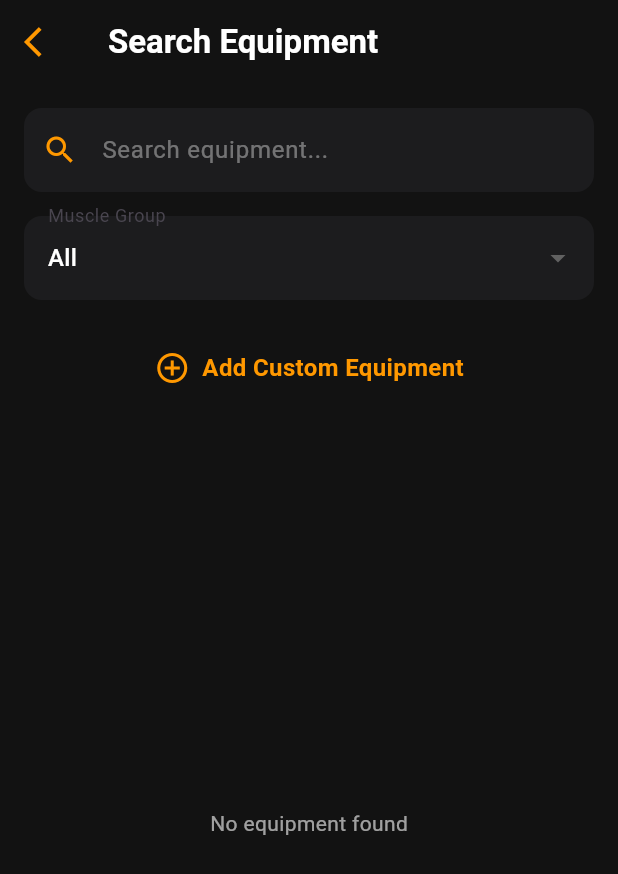
After one commit to ottoorta/weightlifting-tracker, a Flutter app: the SearchEquipmentsScreen screen opened directly, on a phone screen of 412 x 824 dp. The commit adds this screen. Shown: the top 874 px of the screen. Run offline on Flutter 3.47's test engine with Material 3 defaults, Android fonts, the phone set to English and light mode, and no system bars; our stand-ins replace audioplayers, chewie, cloud_firestore, firebase_auth, firebase_core, firebase_storage and 5 more; missing offline and left inert: firebase_app_check, flutter_facebook_auth; accounts and stored records are empty; Roboto replaces fonts that are missing (Montserrat).

Commit message:
style: add custom text with exact add_exercises style
- Row + Icon + Text
- Same padding, colors, font
- Search Exercises  nav to add_custom_exercise
- Search Equipment  text only (future)

```diff
--- /dev/null
+++ b/lib/screens/search_equipments.dart
@@ -0,0 +1,278 @@
+// lib/screens/search_equipments.dart
+import 'package:flutter/material.dart';
+import 'package:cloud_firestore/cloud_firestore.dart';
+
+class SearchEquipmentsScreen extends StatefulWidget {
+  const SearchEquipmentsScreen({super.key});
+
+  @override
+  State<SearchEquipmentsScreen> createState() => _SearchEquipmentsScreenState();
+}
+
+class _SearchEquipmentsScreenState extends State<SearchEquipmentsScreen> {
+  List<Map<String, dynamic>> allEquipments = [];
+  List<Map<String, dynamic>> filteredEquipments = [];
+  String searchQuery = '';
+
+  String? selectedMuscleGroup = 'All';
+  List<String> muscleGroupList = ['All'];
+
+  bool _isLoading = true;
+
+  @override
+  void initState() {
+    super.initState();
+    _loadData();
+  }
+
+  Future<void> _loadData() async {
+    setState(() {
+      allEquipments.clear();
+      filteredEquipments.clear();
+      _isLoading = true;
+    });
+
+    try {
+      final snapshot =
+          await FirebaseFirestore.instance.collection('equipment').get();
+      final List<Map<String, dynamic>> loaded = [];
+
+      for (var doc in snapshot.docs) {
+        final data = doc.data();
+        final muscleGroups = data['muscleGroups'] as String? ?? '';
+        final groups =
+            muscleGroups.split(', ').where((e) => e.isNotEmpty).toList();
+
+        loaded.add({
+          'id': doc.id,
+          'name': data['name'] ?? 'Unknown',
+          'imageUrl': data['imageUrl'] ?? '',
+          'muscleGroups': groups,
+          '_muscleText': muscleGroups,
+        });
+
+        // Collect unique muscle groups
+        for (String group in groups) {
+          if (!muscleGroupList.contains(group)) {
+            muscleGroupList.add(group);
+          }
+        }
+      }
+
+      setState(() {
+        allEquipments = loaded;
+        muscleGroupList.sort((a, b) => a == 'All'
+            ? -1
+            : b == 'All'
+                ? 1
+                : a.compareTo(b));
+      });
+    } catch (e) {
+      debugPrint("Error loading equipment: $e");
+    }
+
+    _applyFilters();
+    setState(() => _isLoading = false);
+  }
+
+  void _applyFilters() {
+    List<Map<String, dynamic>> filtered = allEquipments;
+
+    if (searchQuery.isNotEmpty) {
+      filtered = filtered.where((eq) {
+        final name = (eq['name'] as String?)?.toLowerCase() ?? '';
+        return name.contains(searchQuery.toLowerCase());
+      }).toList();
+    }
+
+    if (selectedMuscleGroup != null && selectedMuscleGroup != 'All') {
+      filtered = filtered.where((eq) {
+        final groups = eq['muscleGroups'] as List<String>? ?? [];
+        return groups.contains(selectedMuscleGroup);
+      }).toList();
+    }
+
+    setState(() => filteredEquipments = filtered);
+  }
+
+  void _clearFilters() {
+    setState(() {
+      selectedMuscleGroup = 'All';
+      searchQuery = '';
+    });
+    _applyFilters();
+  }
+
+  @override
+  Widget build(BuildContext context) {
+    return Scaffold(
+      backgroundColor: const Color(0xFF121212),
+      appBar: AppBar(
+        backgroundColor: Colors.transparent,
+        leading: IconButton(
+          icon: const Icon(Icons.arrow_back_ios, color: Colors.orange),
+          onPressed: () => Navigator.pop(context),
+        ),
+        title: const Text("Search Equipment",
+            style: TextStyle(color: Colors.white, fontWeight: FontWeight.bold)),
+        actions: [
+          if (selectedMuscleGroup != 'All' || searchQuery.isNotEmpty)
+            TextButton(
+                onPressed: _clearFilters,
+                child: const Text("Clear",
+                    style: TextStyle(color: Colors.orange))),
+        ],
+      ),
+      body: _isLoading
+          ? const Center(child: CircularProgressIndicator(color: Colors.orange))
+          : Column(
+              children: [
+                Padding(
+                  padding: const EdgeInsets.all(16),
+                  child: Column(
+                    children: [
+                      TextField(
+                        onChanged: (val) {
+                          searchQuery = val;
+                          _applyFilters();
+                        },
+                        style: const TextStyle(color: Colors.white),
+                        decoration: InputDecoration(
+                          hintText: "Search equipment...",
+                          hintStyle: const TextStyle(color: Colors.white38),
+                          filled: true,
+                          fillColor: const Color(0xFF1C1C1E),
+                          border: OutlineInputBorder(
+                            borderRadius: BorderRadius.circular(12),
+                            borderSide: BorderSide.none,
+                          ),
+                          prefixIcon:
+                              const Icon(Icons.search, color: Colors.orange),
+                        ),
+                      ),
+                      const SizedBox(height: 16),
+                      DropdownButtonFormField<String>(
+                        value: selectedMuscleGroup,
+                        decoration: InputDecoration(
+                          labelText: "Muscle Group",
+                          filled: true,
+                          fillColor: const Color(0xFF1C1C1E),
+                          border: OutlineInputBorder(
+                            borderRadius: BorderRadius.circular(12),
+                            borderSide: BorderSide.none,
+                          ),
+                        ),
+                        dropdownColor: const Color(0xFF1C1C1E),
+                        items: muscleGroupList
+                            .map((m) => DropdownMenuItem(
+                                value: m,
+                                child: Text(m,
+                                    style:
+                                        const TextStyle(color: Colors.white))))
+                            .toList(),
+                        onChanged: (val) {
+                          selectedMuscleGroup = val;
+                          _applyFilters();
+                        },
+                      ),
+                    ],
+                  ),
+                ),
+                // Después del filtro
+                const SizedBox(height: 5),
+                GestureDetector(
+                  onTap: null, // Por ahora deshabilitado
+                  child: Container(
+                    padding: const EdgeInsets.symmetric(
+                        vertical: 12, horizontal: 16),
+                    child: const Row(
+                      mainAxisAlignment: MainAxisAlignment.center,
+                      children: [
+                        Icon(Icons.add_circle_outline, color: Colors.orange),
+                        SizedBox(width: 8),
+                        Text(
+                          "Add Custom Equipment",
+                          style: TextStyle(
+                            color: Colors.orange,
+                            fontWeight: FontWeight.bold,
+                            fontSize: 16,
+                          ),
+                        ),
+                      ],
+                    ),
+                  ),
+                ),
+                const SizedBox(height: 5),
+                Expanded(
+                  child: filteredEquipments.isEmpty
+                      ? const Center(
+                          child: Text("No equipment found",
+                              style: TextStyle(color: Colors.white60)))
+                      : ListView.builder(
+                          itemCount: filteredEquipments.length,
+                          itemBuilder: (context, index) {
+                            final eq = filteredEquipments[index];
+                            final muscleText = eq['_muscleText'] ?? 'None';
+
+                            return Container(
+                              margin: const EdgeInsets.symmetric(
+                                  horizontal: 16, vertical: 8),
+                              padding: const EdgeInsets.all(12),
+                              decoration: BoxDecoration(
+                                color: const Color(0xFF1C1C1E),
+                                borderRadius: BorderRadius.circular(16),
+                              ),
+                              child: Row(
+                                children: [
+                                  ClipRRect(
+                                    borderRadius: BorderRadius.circular(12),
+                                    child: Image.network(
+                                      eq['imageUrl'] ?? '',
+                                      width: 60,
+                                      height: 60,
+                                      fit: BoxFit.cover,
+                                      errorBuilder: (_, __, ___) => Container(
+                                        width: 60,
+                                        height: 60,
+                                        color: Colors.grey[800],
+                                        child: const Icon(Icons.build,
+                                            color: Colors.white54),
+                                      ),
+                                    ),
+                                  ),
+                                  const SizedBox(width: 12),
+                                  Expanded(
+                                    child: Column(
+                                      crossAxisAlignment:
+                                          CrossAxisAlignment.start,
+                                      children: [
+                                        Text(
+                                          eq['name'] ?? 'Unknown',
+                                          style: const TextStyle(
+                                              color: Colors.white,
+                                              fontWeight: FontWeight.bold,
+                                              fontSize: 16),
+                                        ),
+                                        const SizedBox(height: 4),
+                                        Text(
+                                          "Muscles: $muscleText",
+                                          style: const TextStyle(
+                                              color: Colors.white60,
+                                              fontSize: 12),
+                                        ),
+                                      ],
+                                    ),
+                                  ),
+                                  const Icon(Icons.info_outline,
+                                      color: Colors.orange, size: 24),
+                                ],
+                              ),
+                            );
+                          },
+                        ),
+                ),
+              ],
+            ),
+    );
+  }
+}
```
Also changed, not shown: lib/screens/search_exercises.dart (+27 -0 lines).
